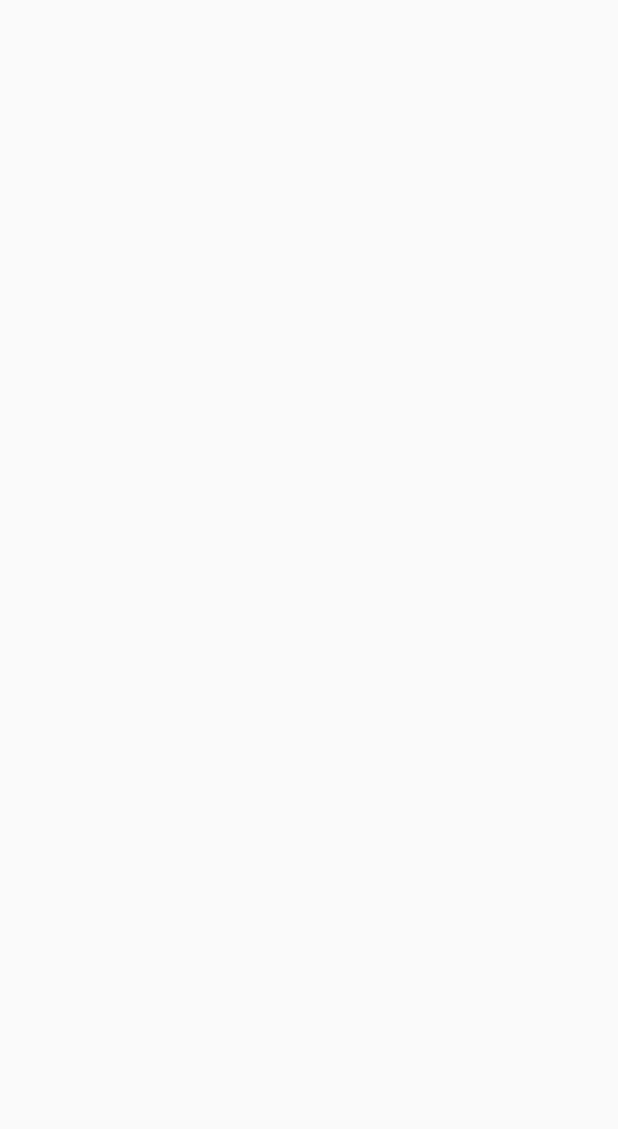
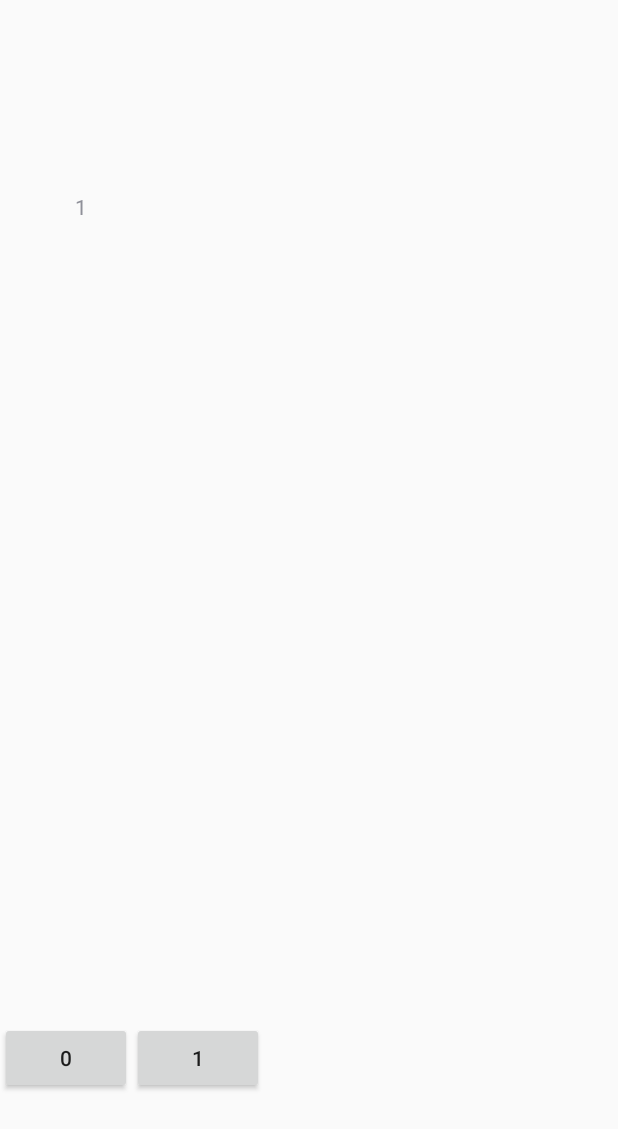
Before and after one commit to marcell-szabo/Oh-Hell-Calculator, an Android app: the Table screen opened directly, with no data from a screen before it, on a phone screen of 412 x 824 dp. Before the commit the part shown is empty. Shown: the top 1129 px of the screen. Run offline under Robolectric (Android 15) with nearby library versions, the phone set to English and light mode, and no system bars.

Commit message:
mar csinalja amit kell

```diff
--- a/app/build.gradle
+++ b/app/build.gradle
@@ -26,6 +26,7 @@ dependencies {
     implementation fileTree(dir: "libs", include: ["*.jar"])
     implementation 'androidx.appcompat:appcompat:1.1.0'
     implementation 'androidx.constraintlayout:constraintlayout:1.1.3'
+    implementation 'androidx.legacy:legacy-support-v4:1.0.0'
     testImplementation 'junit:junit:4.12'
     androidTestImplementation 'androidx.test.ext:junit:1.1.1'
     androidTestImplementation 'androidx.test.espresso:espresso-core:3.2.0'
--- a/app/src/main/java/com/example/ohhellcalculator/Table.java
+++ b/app/src/main/java/com/example/ohhellcalculator/Table.java
@@ -2,21 +2,35 @@ package com.example.ohhellcalculator;
 
 import androidx.annotation.RequiresApi;
 import androidx.appcompat.app.AppCompatActivity;
+import androidx.core.widget.NestedScrollView;
 
+import android.annotation.SuppressLint;
+import android.content.Context;
 import android.os.Build;
 import android.os.Bundle;
+import android.os.TestLooperManager;
 import android.util.DisplayMetrics;
 import android.util.TypedValue;
+import android.view.LayoutInflater;
+import android.view.View;
 import android.view.ViewGroup;
 import android.view.WindowManager;
 import android.view.WindowMetrics;
 import android.widget.Button;
+import android.widget.EditText;
+import android.widget.HorizontalScrollView;
 import android.widget.LinearLayout;
+import android.widget.ScrollView;
 import android.widget.TableLayout;
 import android.widget.TableRow;
 import android.widget.TextView;
 
 public class Table extends AppCompatActivity {
+    TableLayout tableLayout;
+    int width, height;
+    NestedScrollView nsw_rounds, nsw_table;
+    NestedScrollView.OnScrollChangeListener nswl_rounds, nswl_table;
+    Game g = Game.getInstance();
 
     @Override
     protected void onCreate(Bundle savedInstanceState) {
@@ -24,24 +38,130 @@ public class Table extends AppCompatActivity {
         setContentView(R.layout.activity_table);
         //setup names in first row
         TableRow tableRow = (TableRow) getLayoutInflater().inflate(R.layout.tablerow_table, null);
-        int playernum = Game.getInstance().getPlayernumber();
+        int playernum = g.getPlayernumber();
         for(int i = 0; i < playernum; i++) {
             TextView textView = new TextView(getApplicationContext());
-            textView.setText(Game.getInstance().getPlayerName(i));
+            textView.setText(g.getPlayerName(i));
             DisplayMetrics displayMetrics = new DisplayMetrics();
             getWindowManager().getDefaultDisplay().getMetrics(displayMetrics);
             float dp_to_px = TypedValue.applyDimension(TypedValue.COMPLEX_UNIT_DIP, 50, getResources().getDisplayMetrics());
-            textView.setWidth((displayMetrics.widthPixels - Math.round(dp_to_px)) / playernum);
+            width = (displayMetrics.widthPixels - Math.round(dp_to_px)) / playernum;
+            textView.setWidth(width);
             textView.setMinWidth(300);
-            tableRow.addView(textView);
+            TableRow.LayoutParams params = new TableRow.LayoutParams();
+            params.span = 2;
+            tableRow.addView(textView, params);
         }
-        TableLayout tableLayout = findViewById(R.id.calculatortable);
+        tableLayout = findViewById(R.id.calculatortable);
+
         tableLayout.addView(tableRow);
 
+        nswl_table = new NestedScrollView.OnScrollChangeListener() {
+
+            @Override
+            public void onScrollChange(NestedScrollView v, int scrollX, int scrollY, int oldScrollX, int oldScrollY) {
+                nsw_rounds.setOnScrollChangeListener((View.OnScrollChangeListener) null);
+                nsw_rounds.scrollTo(scrollX, scrollY);
+                nsw_rounds.setOnScrollChangeListener(nswl_rounds); //SET SCROLL LISTENER AGAIN
+            }
+        };
+        nsw_table = findViewById(R.id.nestedScrollViewForTable);
+        nsw_table.setOnScrollChangeListener(nswl_table);
+
+        addTableRow();
+        addRoundsNum();
+
+        for(int i = 0; i <= 1; i++)
+            addGuessButton(i);
+
+    }
+    private int changeDpToPixel(int dp) {
+        return (int) (dp * getResources().getDisplayMetrics().density);
+    }
+
+    @SuppressLint("ResourceAsColor")
+    private void addTableRow() {
+        int roundsno = g.getNoOfRounds(), playernum = g.getPlayernumber();
+        roundsno += roundsno - 1;
+        for(int i = 1; i <= roundsno; i++) {
+            TableRow pointsRow = (TableRow) getLayoutInflater().inflate(R.layout.tablerow_table, null);
+            for(int j = 1; j <= playernum; j++) {
+                TextView guessText = new EditText(getApplicationContext());
+                guessText.setTag(i * 100 + j * 10 + 1);
+                guessText.setMinWidth(100);
+                guessText.setWidth(width / 3);
+                guessText.setFocusable(false);
+                guessText.setClickable(false);
+                guessText.setEnabled(false);
+                guessText.setBackgroundColor(android.R.color.transparent);
+                pointsRow.addView(guessText);
+                TextView pointText = new EditText(getApplicationContext());
+                pointText.setTag(i * 100 + j * 10 + 2);
+                pointText.setMinWidth(200);
+                pointText.setWidth(2 * width / 3);
+                pointText.setEnabled(false);
+                pointText.setFocusable(false);
+                pointText.setClickable(false);
+                pointText.setBackgroundColor(android.R.color.transparent);
+                pointsRow.addView(pointText);
+            }
+            tableLayout.addView(pointsRow);
+        }
+
+    }
+    private void addRoundsNum() {
+        TableLayout roundtable = findViewById(R.id.roundtable);
+        TableRow firstroundtableRow = (TableRow) getLayoutInflater().inflate(R.layout.tablerow_table, null);
+        TextView firsttextView = new TextView(getApplicationContext());
+        firsttextView.setText(getString(R.string.guessbutton, 1));
+        firsttextView.setPadding(0,changeDpToPixel(35),0,0);
+        firstroundtableRow.addView(firsttextView);
+        roundtable.addView(firstroundtableRow);
+
+        int roundsno = g.getNoOfRounds();
+        for(int i = 2; i <= (2 * roundsno - 1); i++) {
+            TableRow roundtableRow = (TableRow) getLayoutInflater().inflate(R.layout.tablerow_table, null);
+            TextView textView = new TextView(getApplicationContext());
+            textView.setPadding(0, changeDpToPixel(27), 0,0);
+            if(i > roundsno)
+                textView.setText(getString(R.string.guessbutton, roundsno - (i - roundsno)));
+            else
+                textView.setText(getString(R.string.guessbutton, i));
+            roundtableRow.addView(textView);
+            roundtable.addView(roundtableRow);
+        }
+        nswl_rounds = new NestedScrollView.OnScrollChangeListener() {
+            @Override
+            public void onScrollChange(NestedScrollView v, int scrollX, int scrollY, int oldScrollX, int oldScrollY) {
+                nsw_table.setOnScrollChangeListener((View.OnScrollChangeListener) null);
+                nsw_table.scrollTo(scrollX, scrollY);
+                nsw_table.setOnScrollChangeListener(nswl_table); //SET SCROLL LISTENER AGAIN
+            }
+        };
+        nsw_rounds = findViewById(R.id.nestedScrollViewForRounds);
+        nsw_rounds.setOnScrollChangeListener(nswl_rounds);
+    }
+    private void addGuessButton(int i) {
+        LayoutInflater inflater = (LayoutInflater) getSystemService(Context.LAYOUT_INFLATER_SERVICE);
+        View v = inflater.inflate(R.layout.guess_button, null);
+        Button button = v.findViewById(R.id.guessbutton);
+        button.setTag(i);
+        button.setText(getString(R.string.guessbutton, i));
         LinearLayout buttonlayout = findViewById(R.id.buttonlayout);
-        Button button_0 = (Button) getLayoutInflater().inflate(R.layout.guess_button, null);
-        button_0.setText(String.format(getResources().getString(R.string.guessbutton), 0));
-        buttonlayout.addView(button_0);
+        buttonlayout.addView(button);
+    }
+    @SuppressLint("SetTextI18n")
+    public void click(View view) {
+        int playernum = g.getActualPlayer(), round = g.getActualRound();
+        if( !g.manageRound((int) view.getTag())) {
+            TextView guessText = tableLayout.findViewWithTag(round * 100 + (playernum + 1) * 10 + 1);
+            Integer guess = (Integer) view.getTag();
+            guessText.setText(guess.toString());
+        } else {
+            TextView pointsText = tableLayout.findViewWithTag(round * 100 + (playernum + 1) * 10 + 2);
+            Integer points = g.getPlayer(playernum).getPoints();
+            pointsText.setText(points.toString());
+        }
 
     }
 }
--- a/app/src/main/res/layout/activity_table.xml
+++ b/app/src/main/res/layout/activity_table.xml
@@ -8,36 +8,49 @@
 
     <LinearLayout
         android:layout_width="match_parent"
-        android:layout_height="match_parent"
+        android:layout_height="wrap_content"
         android:layout_marginBottom="50dp"
         android:orientation="vertical"
-        app:layout_constraintBottom_toBottomOf="parent">
+        app:layout_constraintBottom_toBottomOf="parent"
+        app:layout_constraintTop_toTopOf="parent">
 
         <LinearLayout
             android:layout_width="fill_parent"
-            android:layout_height="fill_parent"
+            android:layout_height="588dp"
             android:layout_marginStart="50dp"
             android:layout_marginTop="50dp"
             android:layout_marginEnd="50dp"
-            android:layout_marginBottom="0dp">
+            android:layout_marginBottom="0dp"
+            android:baselineAligned="false">
+
+            <androidx.core.widget.NestedScrollView
+                android:id="@+id/nestedScrollViewForRounds"
+                android:layout_width="0dp"
+                android:layout_height="match_parent"
+                android:layout_weight="0.1"
+                android:fillViewport="true">
+
 
                     <TableLayout
                         android:id="@+id/roundtable"
-                android:layout_width="0dp"
-                android:layout_height="wrap_content"
-                android:layout_weight="0.1">
+                        android:layout_width="wrap_content"
+                        android:layout_height="wrap_content">
 
                     </TableLayout>
+            </androidx.core.widget.NestedScrollView>
+
+            <androidx.core.widget.NestedScrollView
+                android:id="@+id/nestedScrollViewForTable"
+                android:layout_width="0dp"
+                android:layout_height="match_parent"
+                android:layout_weight="0.9"
+                android:fillViewport="true">
+
 
                 <HorizontalScrollView
-                android:layout_width="0dp"
-                android:layout_height="wrap_content"
-                android:layout_weight="1">
+                    android:layout_width="match_parent"
+                    android:layout_height="wrap_content">
 
-                <LinearLayout
-                    android:layout_width="wrap_content"
-                    android:layout_height="match_parent"
-                    android:orientation="vertical">
 
                         <TableLayout
                             android:id="@+id/calculatortable"
@@ -45,21 +58,22 @@
                             android:layout_height="wrap_content">
 
                         </TableLayout>
-                </LinearLayout>
                 </HorizontalScrollView>
+            </androidx.core.widget.NestedScrollView>
 
         </LinearLayout>
 
         <HorizontalScrollView
             android:layout_width="match_parent"
-            android:layout_height="match_parent">
+            android:layout_height="50dp">
 
             <LinearLayout
                 android:id="@+id/buttonlayout"
                 android:layout_width="wrap_content"
                 android:layout_height="match_parent"
-                android:orientation="vertical" />
+                android:orientation="horizontal" />
         </HorizontalScrollView>
+
     </LinearLayout>
 
 </androidx.constraintlayout.widget.ConstraintLayout>
--- a/app/src/main/res/layout/guess_button.xml
+++ b/app/src/main/res/layout/guess_button.xml
@@ -1,5 +1,7 @@
 <?xml version="1.0" encoding="utf-8"?>
 <Button xmlns:android="http://schemas.android.com/apk/res/android"
-    android:layout_width="wrap_content"
-    android:layout_height="50dp"
-    android:textAlignment="center"></Button>
+    android:id="@+id/guessbutton"
+    android:layout_width="match_parent"
+    android:layout_height="wrap_content"
+    android:onClick="click">
+</Button>
--- a/app/src/main/res/layout/tablerow_names.xml
+++ b/app/src/main/res/layout/tablerow_names.xml
@@ -8,12 +8,12 @@ android:focusable="true" >
     android:layout_width="wrap_content"
     android:layout_column="0"
     android:layout_weight="1"
-    android:textColor="@color/colorPrimaryDark"  />
+    android:textColor="@android:color/darker_gray"  />
 
 <EditText
     android:id="@+id/tableCell2"
-    android:layout_width="wrap_content"
+    android:layout_width="0dp"
     android:layout_column="1"
     android:layout_weight="1"
-    android:textColor="@color/colorPrimaryDark"  />
+    android:textColor="@android:color/darker_gray"  />
 </TableRow>
```
Also changed, not shown: app/src/main/java/com/example/ohhellcalculator/Game.java (+36 -1 lines), app/src/main/java/com/example/ohhellcalculator/Player.java (+17 -2 lines). Lines whose indentation alone changed are shown as unchanged.
